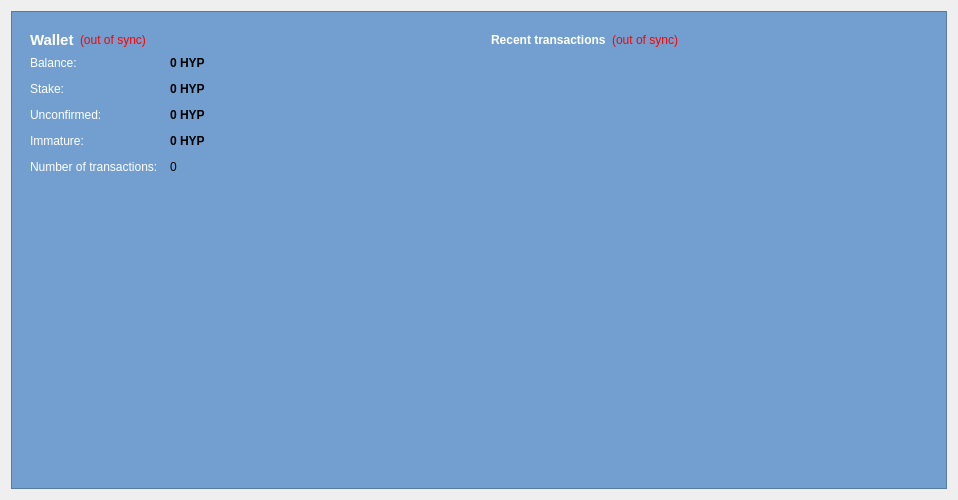
Old version of the form src/qt/forms/overviewpage.ui in the repository nerdlabs001-dev/HyperStake.
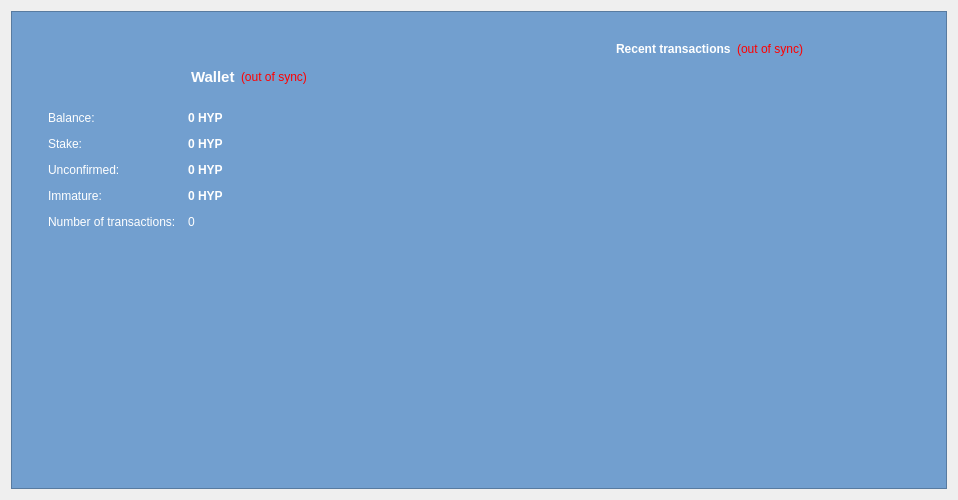
New version of the form. Icons and pictures are not drawn.

```diff
--- a/src/qt/forms/overviewpage.ui
+++ b/src/qt/forms/overviewpage.ui
@@ -28,7 +28,31 @@
      <property name="frameShadow">
       <enum>QFrame::Raised</enum>
      </property>
-     <layout class="QGridLayout" name="gridLayout">
+     <layout class="QGridLayout" name="gridLayout_6">
+      <item row="0" column="0">
+       <widget class="QFrame" name="frame_6">
+        <property name="frameShape">
+         <enum>QFrame::NoFrame</enum>
+        </property>
+        <property name="frameShadow">
+         <enum>QFrame::Plain</enum>
+        </property>
+        <property name="lineWidth">
+         <number>0</number>
+        </property>
+        <layout class="QGridLayout" name="gridLayout_5">
+         <item row="0" column="0">
+          <widget class="QFrame" name="frame_7">
+           <property name="frameShape">
+            <enum>QFrame::NoFrame</enum>
+           </property>
+           <property name="frameShadow">
+            <enum>QFrame::Plain</enum>
+           </property>
+           <property name="lineWidth">
+            <number>0</number>
+           </property>
+           <layout class="QGridLayout" name="gridLayout_4">
       <item row="0" column="0">
        <layout class="QVBoxLayout" name="verticalLayout_2">
         <item>
@@ -45,6 +69,19 @@
           <layout class="QVBoxLayout" name="verticalLayout_4">
            <item>
             <layout class="QHBoxLayout" name="horizontalLayout_4">
+                   <item>
+                    <spacer name="horizontalSpacer_5">
+                     <property name="orientation">
+                      <enum>Qt::Horizontal</enum>
+                     </property>
+                     <property name="sizeHint" stdset="0">
+                      <size>
+                       <width>40</width>
+                       <height>20</height>
+                      </size>
+                     </property>
+                    </spacer>
+                   </item>
              <item>
               <widget class="QLabel" name="label_5">
                <property name="font">
@@ -117,6 +154,124 @@
              </item>
              <item row="0" column="1">
               <widget class="QLabel" name="labelBalance">
+                     <property name="palette">
+                      <palette>
+                       <active>
+                        <colorrole role="WindowText">
+                         <brush brushstyle="SolidPattern">
+                          <color alpha="255">
+                           <red>255</red>
+                           <green>255</green>
+                           <blue>255</blue>
+                          </color>
+                         </brush>
+                        </colorrole>
+                        <colorrole role="Button">
+                         <brush brushstyle="SolidPattern">
+                          <color alpha="255">
+                           <red>114</red>
+                           <green>159</green>
+                           <blue>207</blue>
+                          </color>
+                         </brush>
+                        </colorrole>
+                        <colorrole role="Base">
+                         <brush brushstyle="SolidPattern">
+                          <color alpha="255">
+                           <red>114</red>
+                           <green>159</green>
+                           <blue>207</blue>
+                          </color>
+                         </brush>
+                        </colorrole>
+                        <colorrole role="Window">
+                         <brush brushstyle="SolidPattern">
+                          <color alpha="255">
+                           <red>114</red>
+                           <green>159</green>
+                           <blue>207</blue>
+                          </color>
+                         </brush>
+                        </colorrole>
+                       </active>
+                       <inactive>
+                        <colorrole role="WindowText">
+                         <brush brushstyle="SolidPattern">
+                          <color alpha="255">
+                           <red>255</red>
+                           <green>255</green>
+                           <blue>255</blue>
+                          </color>
+                         </brush>
+                        </colorrole>
+                        <colorrole role="Button">
+                         <brush brushstyle="SolidPattern">
+                          <color alpha="255">
+                           <red>114</red>
+                           <green>159</green>
+                           <blue>207</blue>
+                          </color>
+                         </brush>
+                        </colorrole>
+                        <colorrole role="Base">
+                         <brush brushstyle="SolidPattern">
+                          <color alpha="255">
+                           <red>114</red>
+                           <green>159</green>
+                           <blue>207</blue>
+                          </color>
+                         </brush>
+                        </colorrole>
+                        <colorrole role="Window">
+                         <brush brushstyle="SolidPattern">
+                          <color alpha="255">
+                           <red>114</red>
+                           <green>159</green>
+                           <blue>207</blue>
+                          </color>
+                         </brush>
+                        </colorrole>
+                       </inactive>
+                       <disabled>
+                        <colorrole role="WindowText">
+                         <brush brushstyle="SolidPattern">
+                          <color alpha="255">
+                           <red>159</red>
+                           <green>158</green>
+                           <blue>158</blue>
+                          </color>
+                         </brush>
+                        </colorrole>
+                        <colorrole role="Button">
+                         <brush brushstyle="SolidPattern">
+                          <color alpha="255">
+                           <red>114</red>
+                           <green>159</green>
+                           <blue>207</blue>
+                          </color>
+                         </brush>
+                        </colorrole>
+                        <colorrole role="Base">
+                         <brush brushstyle="SolidPattern">
+                          <color alpha="255">
+                           <red>114</red>
+                           <green>159</green>
+                           <blue>207</blue>
+                          </color>
+                         </brush>
+                        </colorrole>
+                        <colorrole role="Window">
+                         <brush brushstyle="SolidPattern">
+                          <color alpha="255">
+                           <red>114</red>
+                           <green>159</green>
+                           <blue>207</blue>
+                          </color>
+                         </brush>
+                        </colorrole>
+                       </disabled>
+                      </palette>
+                     </property>
                <property name="font">
                 <font>
                  <weight>75</weight>
@@ -149,6 +304,124 @@
              </item>
              <item row="1" column="1">
               <widget class="QLabel" name="labelStake">
+                     <property name="palette">
+                      <palette>
+                       <active>
+                        <colorrole role="WindowText">
+                         <brush brushstyle="SolidPattern">
+                          <color alpha="255">
+                           <red>255</red>
+                           <green>255</green>
+                           <blue>255</blue>
+                          </color>
+                         </brush>
+                        </colorrole>
+                        <colorrole role="Button">
+                         <brush brushstyle="SolidPattern">
+                          <color alpha="255">
+                           <red>114</red>
+                           <green>159</green>
+                           <blue>207</blue>
+                          </color>
+                         </brush>
+                        </colorrole>
+                        <colorrole role="Base">
+                         <brush brushstyle="SolidPattern">
+                          <color alpha="255">
+                           <red>114</red>
+                           <green>159</green>
+                           <blue>207</blue>
+                          </color>
+                         </brush>
+                        </colorrole>
+                        <colorrole role="Window">
+                         <brush brushstyle="SolidPattern">
+                          <color alpha="255">
+                           <red>114</red>
+                           <green>159</green>
+                           <blue>207</blue>
+                          </color>
+                         </brush>
+                        </colorrole>
+                       </active>
+                       <inactive>
+                        <colorrole role="WindowText">
+                         <brush brushstyle="SolidPattern">
+                          <color alpha="255">
+                           <red>255</red>
+                           <green>255</green>
+                           <blue>255</blue>
+                          </color>
+                         </brush>
+                        </colorrole>
+                        <colorrole role="Button">
+                         <brush brushstyle="SolidPattern">
+                          <color alpha="255">
+                           <red>114</red>
+                           <green>159</green>
+                           <blue>207</blue>
+                          </color>
+                         </brush>
+                        </colorrole>
+                        <colorrole role="Base">
+                         <brush brushstyle="SolidPattern">
+                          <color alpha="255">
+                           <red>114</red>
+                           <green>159</green>
+                           <blue>207</blue>
+                          </color>
+                         </brush>
+                        </colorrole>
+                        <colorrole role="Window">
+                         <brush brushstyle="SolidPattern">
+                          <color alpha="255">
+                           <red>114</red>
+                           <green>159</green>
+                           <blue>207</blue>
+                          </color>
+                         </brush>
+                        </colorrole>
+                       </inactive>
+                       <disabled>
+                        <colorrole role="WindowText">
+                         <brush brushstyle="SolidPattern">
+                          <color alpha="255">
+                           <red>159</red>
+                           <green>158</green>
+                           <blue>158</blue>
+                          </color>
+                         </brush>
+                        </colorrole>
+                        <colorrole role="Button">
+                         <brush brushstyle="SolidPattern">
+                          <color alpha="255">
+                           <red>114</red>
+                           <green>159</green>
+                           <blue>207</blue>
+                          </color>
+                         </brush>
+                        </colorrole>
+                        <colorrole role="Base">
+                         <brush brushstyle="SolidPattern">
+                          <color alpha="255">
+                           <red>114</red>
+                           <green>159</green>
+                           <blue>207</blue>
+                          </color>
+                         </brush>
+                        </colorrole>
+                        <colorrole role="Window">
+                         <brush brushstyle="SolidPattern">
+                          <color alpha="255">
+                           <red>114</red>
+                           <green>159</green>
+                           <blue>207</blue>
+                          </color>
+                         </brush>
+                        </colorrole>
+                       </disabled>
+                      </palette>
+                     </property>
                <property name="font">
                 <font>
                  <weight>75</weight>
@@ -181,6 +454,124 @@
              </item>
              <item row="2" column="1">
               <widget class="QLabel" name="labelUnconfirmed">
+                     <property name="palette">
+                      <palette>
+                       <active>
+                        <colorrole role="WindowText">
+                         <brush brushstyle="SolidPattern">
+                          <color alpha="255">
+                           <red>255</red>
+                           <green>255</green>
+                           <blue>255</blue>
+                          </color>
+                         </brush>
+                        </colorrole>
+                        <colorrole role="Button">
+                         <brush brushstyle="SolidPattern">
+                          <color alpha="255">
+                           <red>114</red>
+                           <green>159</green>
+                           <blue>207</blue>
+                          </color>
+                         </brush>
+                        </colorrole>
+                        <colorrole role="Base">
+                         <brush brushstyle="SolidPattern">
+                          <color alpha="255">
+                           <red>114</red>
+                           <green>159</green>
+                           <blue>207</blue>
+                          </color>
+                         </brush>
+                        </colorrole>
+                        <colorrole role="Window">
+                         <brush brushstyle="SolidPattern">
+                          <color alpha="255">
+                           <red>114</red>
+                           <green>159</green>
+                           <blue>207</blue>
+                          </color>
+                         </brush>
+                        </colorrole>
+                       </active>
+                       <inactive>
+                        <colorrole role="WindowText">
+                         <brush brushstyle="SolidPattern">
+                          <color alpha="255">
+                           <red>255</red>
+                           <green>255</green>
+                           <blue>255</blue>
+                          </color>
+                         </brush>
+                        </colorrole>
+                        <colorrole role="Button">
+                         <brush brushstyle="SolidPattern">
+                          <color alpha="255">
+                           <red>114</red>
+                           <green>159</green>
+                           <blue>207</blue>
+                          </color>
+                         </brush>
+                        </colorrole>
+                        <colorrole role="Base">
+                         <brush brushstyle="SolidPattern">
+                          <color alpha="255">
+                           <red>114</red>
+                           <green>159</green>
+                           <blue>207</blue>
+                          </color>
+                         </brush>
+                        </colorrole>
+                        <colorrole role="Window">
+                         <brush brushstyle="SolidPattern">
+                          <color alpha="255">
+                           <red>114</red>
+                           <green>159</green>
+                           <blue>207</blue>
+                          </color>
+                         </brush>
+                        </colorrole>
+                       </inactive>
+                       <disabled>
+                        <colorrole role="WindowText">
+                         <brush brushstyle="SolidPattern">
+                          <color alpha="255">
+                           <red>159</red>
+                           <green>158</green>
+                           <blue>158</blue>
+                          </color>
+                         </brush>
+                        </colorrole>
+                        <colorrole role="Button">
+                         <brush brushstyle="SolidPattern">
+                          <color alpha="255">
+                           <red>114</red>
+                           <green>159</green>
+                           <blue>207</blue>
+                          </color>
+                         </brush>
+                        </colorrole>
+                        <colorrole role="Base">
+                         <brush brushstyle="SolidPattern">
+                          <color alpha="255">
+                           <red>114</red>
+                           <green>159</green>
+                           <blue>207</blue>
+                          </color>
+                         </brush>
+                        </colorrole>
+                        <colorrole role="Window">
+                         <brush brushstyle="SolidPattern">
+                          <color alpha="255">
+                           <red>114</red>
+                           <green>159</green>
+                           <blue>207</blue>
+                          </color>
+                         </brush>
+                        </colorrole>
+                       </disabled>
+                      </palette>
+                     </property>
                <property name="font">
                 <font>
                  <weight>75</weight>
@@ -213,6 +604,124 @@
              </item>
              <item row="3" column="1">
               <widget class="QLabel" name="labelImmature">
+                     <property name="palette">
+                      <palette>
+                       <active>
+                        <colorrole role="WindowText">
+                         <brush brushstyle="SolidPattern">
+                          <color alpha="255">
+                           <red>255</red>
+                           <green>255</green>
+                           <blue>255</blue>
+                          </color>
+                         </brush>
+                        </colorrole>
+                        <colorrole role="Button">
+                         <brush brushstyle="SolidPattern">
+                          <color alpha="255">
+                           <red>114</red>
+                           <green>159</green>
+                           <blue>207</blue>
+                          </color>
+                         </brush>
+                        </colorrole>
+                        <colorrole role="Base">
+                         <brush brushstyle="SolidPattern">
+                          <color alpha="255">
+                           <red>114</red>
+                           <green>159</green>
+                           <blue>207</blue>
+                          </color>
+                         </brush>
+                        </colorrole>
+                        <colorrole role="Window">
+                         <brush brushstyle="SolidPattern">
+                          <color alpha="255">
+                           <red>114</red>
+                           <green>159</green>
+                           <blue>207</blue>
+                          </color>
+                         </brush>
+                        </colorrole>
+                       </active>
+                       <inactive>
+                        <colorrole role="WindowText">
+                         <brush brushstyle="SolidPattern">
+                          <color alpha="255">
+                           <red>255</red>
+                           <green>255</green>
+                           <blue>255</blue>
+                          </color>
+                         </brush>
+                        </colorrole>
+                        <colorrole role="Button">
+                         <brush brushstyle="SolidPattern">
+                          <color alpha="255">
+                           <red>114</red>
+                           <green>159</green>
+                           <blue>207</blue>
+                          </color>
+                         </brush>
+                        </colorrole>
+                        <colorrole role="Base">
+                         <brush brushstyle="SolidPattern">
+                          <color alpha="255">
+                           <red>114</red>
+                           <green>159</green>
+                           <blue>207</blue>
+                          </color>
+                         </brush>
+                        </colorrole>
+                        <colorrole role="Window">
+                         <brush brushstyle="SolidPattern">
+                          <color alpha="255">
+                           <red>114</red>
+                           <green>159</green>
+                           <blue>207</blue>
+                          </color>
+                         </brush>
+                        </colorrole>
+                       </inactive>
+                       <disabled>
+                        <colorrole role="WindowText">
+                         <brush brushstyle="SolidPattern">
+                          <color alpha="255">
+                           <red>159</red>
+                           <green>158</green>
+                           <blue>158</blue>
+                          </color>
+                         </brush>
+                        </colorrole>
+                        <colorrole role="Button">
+                         <brush brushstyle="SolidPattern">
+                          <color alpha="255">
+                           <red>114</red>
+                           <green>159</green>
+                           <blue>207</blue>
+                          </color>
+                         </brush>
+                        </colorrole>
+                        <colorrole role="Base">
+                         <brush brushstyle="SolidPattern">
+                          <color alpha="255">
+                           <red>114</red>
+                           <green>159</green>
+                           <blue>207</blue>
+                          </color>
+                         </brush>
+                        </colorrole>
+                        <colorrole role="Window">
+                         <brush brushstyle="SolidPattern">
+                          <color alpha="255">
+                           <red>114</red>
+                           <green>159</green>
+                           <blue>207</blue>
+                          </color>
+                         </brush>
+                        </colorrole>
+                       </disabled>
+                      </palette>
+                     </property>
                <property name="font">
                 <font>
                  <weight>75</weight>
@@ -242,6 +751,124 @@
              </item>
              <item row="4" column="1">
               <widget class="QLabel" name="labelNumTransactions">
+                     <property name="palette">
+                      <palette>
+                       <active>
+                        <colorrole role="WindowText">
+                         <brush brushstyle="SolidPattern">
+                          <color alpha="255">
+                           <red>255</red>
+                           <green>255</green>
+                           <blue>255</blue>
+                          </color>
+                         </brush>
+                        </colorrole>
+                        <colorrole role="Button">
+                         <brush brushstyle="SolidPattern">
+                          <color alpha="255">
+                           <red>114</red>
+                           <green>159</green>
+                           <blue>207</blue>
+                          </color>
+                         </brush>
+                        </colorrole>
+                        <colorrole role="Base">
+                         <brush brushstyle="SolidPattern">
+                          <color alpha="255">
+                           <red>114</red>
+                           <green>159</green>
+                           <blue>207</blue>
+                          </color>
+                         </brush>
+                        </colorrole>
+                        <colorrole role="Window">
+                         <brush brushstyle="SolidPattern">
+                          <color alpha="255">
+                           <red>114</red>
+                           <green>159</green>
+                           <blue>207</blue>
+                          </color>
+                         </brush>
+                        </colorrole>
+                       </active>
+                       <inactive>
+                        <colorrole role="WindowText">
+                         <brush brushstyle="SolidPattern">
+                          <color alpha="255">
+                           <red>255</red>
+                           <green>255</green>
+                           <blue>255</blue>
+                          </color>
+                         </brush>
+                        </colorrole>
+                        <colorrole role="Button">
+                         <brush brushstyle="SolidPattern">
+                          <color alpha="255">
+                           <red>114</red>
+                           <green>159</green>
+                           <blue>207</blue>
+                          </color>
+                         </brush>
+                        </colorrole>
+                        <colorrole role="Base">
+                         <brush brushstyle="SolidPattern">
+                          <color alpha="255">
+                           <red>114</red>
+                           <green>159</green>
+                           <blue>207</blue>
+                          </color>
+                         </brush>
+                        </colorrole>
+                        <colorrole role="Window">
+                         <brush brushstyle="SolidPattern">
+                          <color alpha="255">
+                           <red>114</red>
+                           <green>159</green>
+                           <blue>207</blue>
+                          </color>
+                         </brush>
+                        </colorrole>
+                       </inactive>
+                       <disabled>
+                        <colorrole role="WindowText">
+                         <brush brushstyle="SolidPattern">
+                          <color alpha="255">
+                           <red>159</red>
+                           <green>158</green>
+                           <blue>158</blue>
+                          </color>
+                         </brush>
+                        </colorrole>
+                        <colorrole role="Button">
+                         <brush brushstyle="SolidPattern">
+                          <color alpha="255">
+                           <red>114</red>
+                           <green>159</green>
+                           <blue>207</blue>
+                          </color>
+                         </brush>
+                        </colorrole>
+                        <colorrole role="Base">
+                         <brush brushstyle="SolidPattern">
+                          <color alpha="255">
+                           <red>114</red>
+                           <green>159</green>
+                           <blue>207</blue>
+                          </color>
+                         </brush>
+                        </colorrole>
+                        <colorrole role="Window">
+                         <brush brushstyle="SolidPattern">
+                          <color alpha="255">
+                           <red>114</red>
+                           <green>159</green>
+                           <blue>207</blue>
+                          </color>
+                         </brush>
+                        </colorrole>
+                       </disabled>
+                      </palette>
+                     </property>
                <property name="toolTip">
                 <string>Total number of transactions in wallet</string>
                </property>
@@ -255,20 +882,24 @@
           </layout>
          </widget>
         </item>
-        <item>
-         <spacer name="verticalSpacer">
-          <property name="orientation">
-           <enum>Qt::Vertical</enum>
-          </property>
-          <property name="sizeHint" stdset="0">
-           <size>
-            <width>20</width>
-            <height>40</height>
-           </size>
-          </property>
-         </spacer>
-        </item>
-        <item>
+             </layout>
+            </item>
+           </layout>
+          </widget>
+         </item>
+         <item row="1" column="0">
+          <widget class="QFrame" name="frame_5">
+           <property name="frameShape">
+            <enum>QFrame::NoFrame</enum>
+           </property>
+           <property name="frameShadow">
+            <enum>QFrame::Plain</enum>
+           </property>
+           <property name="lineWidth">
+            <number>0</number>
+           </property>
+           <layout class="QGridLayout" name="gridLayout_3">
+            <item row="0" column="0">
          <widget class="QLabel" name="coinLogo">
           <property name="text">
            <string/>
@@ -288,8 +919,24 @@
          </widget>
         </item>
        </layout>
+          </widget>
+         </item>
+        </layout>
+       </widget>
       </item>
       <item row="0" column="1">
+       <widget class="QFrame" name="frame_4">
+        <property name="frameShape">
+         <enum>QFrame::NoFrame</enum>
+        </property>
+        <property name="frameShadow">
+         <enum>QFrame::Plain</enum>
+        </property>
+        <property name="lineWidth">
+         <number>0</number>
+        </property>
+        <layout class="QGridLayout" name="gridLayout">
+         <item row="0" column="0">
        <layout class="QVBoxLayout" name="verticalLayout_3">
         <item>
          <widget class="QFrame" name="frame_2">
@@ -305,6 +952,19 @@
           <layout class="QVBoxLayout" name="verticalLayout">
            <item>
             <layout class="QHBoxLayout" name="horizontalLayout_2">
+                <item>
+                 <spacer name="horizontalSpacer_6">
+                  <property name="orientation">
+                   <enum>Qt::Horizontal</enum>
+                  </property>
+                  <property name="sizeHint" stdset="0">
+                   <size>
+                    <width>40</width>
+                    <height>20</height>
+                   </size>
+                  </property>
+                 </spacer>
+                </item>
              <item>
               <widget class="QLabel" name="label_4">
                <property name="styleSheet">
@@ -382,6 +1042,9 @@
          </spacer>
         </item>
        </layout>
+         </item>
+        </layout>
+       </widget>
       </item>
      </layout>
     </widget>
```
Lines whose indentation alone changed are shown as unchanged.
